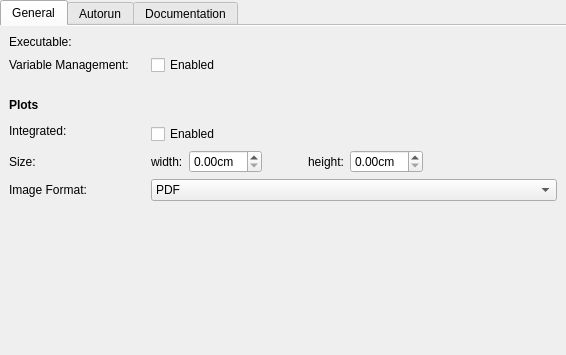
The window that src/backends/maxima/settings.ui (KDE/cantor) describes before a commit, drawn with Qt 5.
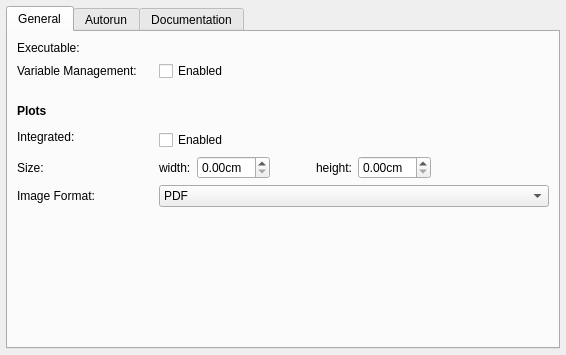
The same window after the commit. Custom widgets are drawn as their Qt base class.

Diff of the .ui file:
```diff
--- a/src/backends/maxima/settings.ui
+++ b/src/backends/maxima/settings.ui
@@ -12,16 +12,16 @@
   </property>
   <layout class="QVBoxLayout" name="verticalLayout_2">
    <property name="leftMargin">
-    <number>0</number>
+    <number>6</number>
    </property>
    <property name="topMargin">
-    <number>0</number>
+    <number>6</number>
    </property>
    <property name="rightMargin">
-    <number>0</number>
+    <number>6</number>
    </property>
    <property name="bottomMargin">
-    <number>0</number>
+    <number>6</number>
    </property>
    <item>
     <widget class="QTabWidget" name="tabWidget">
@@ -29,7 +29,7 @@
       <number>0</number>
      </property>
      <property name="documentMode">
-      <bool>true</bool>
+      <bool>false</bool>
      </property>
      <widget class="QWidget" name="tabGeneral">
       <attribute name="title">
@@ -67,7 +67,6 @@
         <widget class="QLabel" name="label_4">
          <property name="font">
           <font>
-           <weight>75</weight>
            <bold>true</bold>
           </font>
          </property>
```
Left out of the diff: 18 changed lines with no effect on the pictures.
